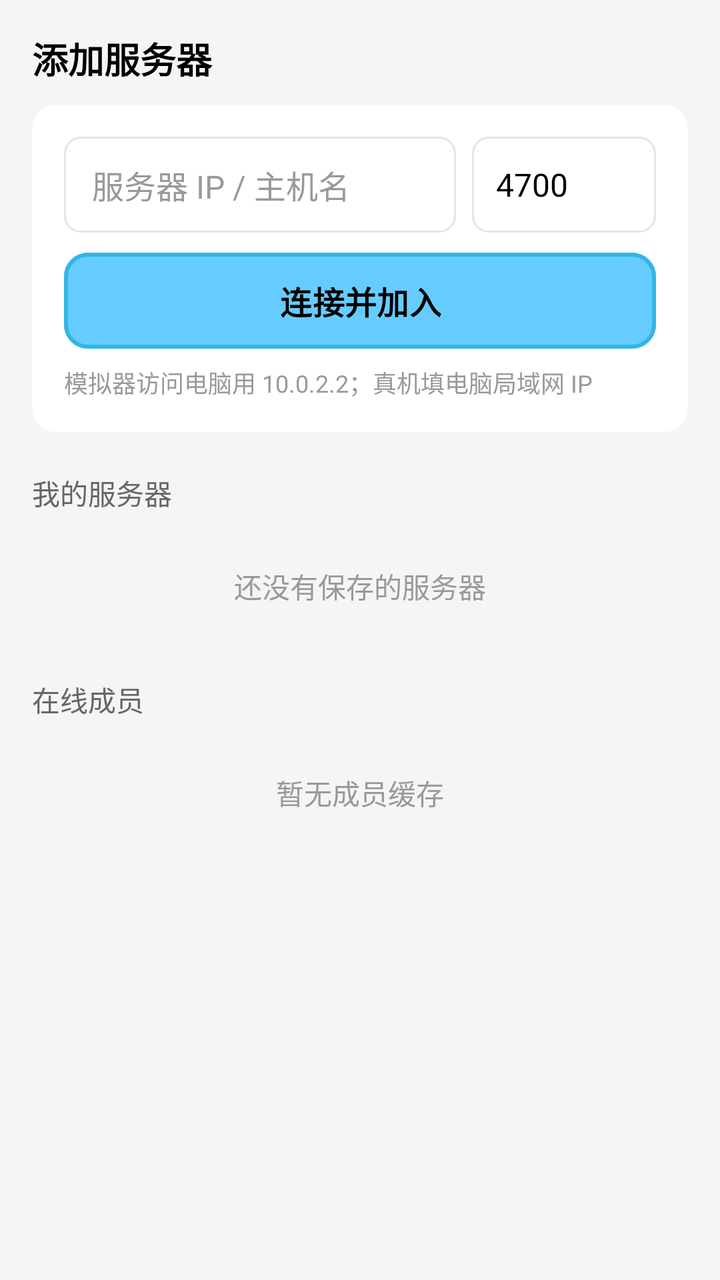
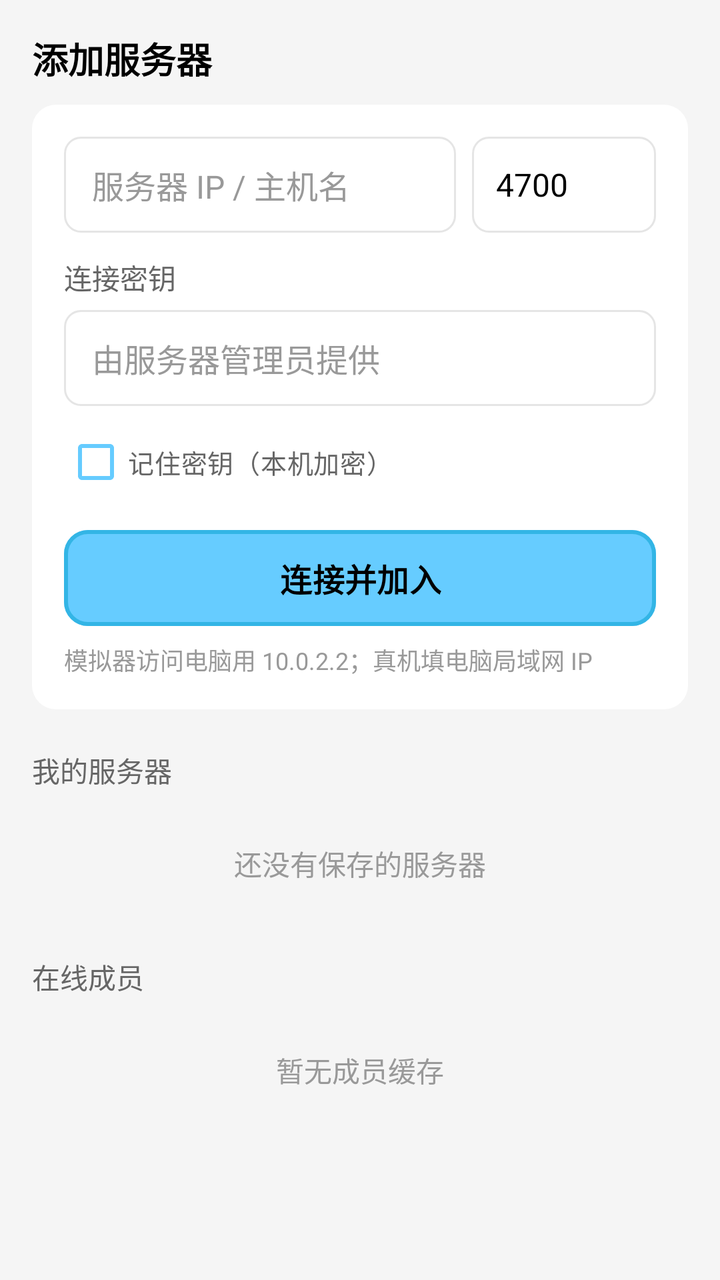

The first picture is an Android layout as it rendered before a commit; the second is the same layout after the commit. The layout source and the unified diff follow.
<!-- AndroidManifest.xml: application theme Theme.CoTalkProject -->
<!-- res/layout/fragment_contacts.xml -->
<?xml version="1.0" encoding="utf-8"?>
<androidx.core.widget.NestedScrollView xmlns:android="http://schemas.android.com/apk/res/android"
    xmlns:app="http://schemas.android.com/apk/res-auto"
    android:layout_width="match_parent"
    android:layout_height="match_parent"
    android:background="@color/bg_page"
    android:clipToPadding="false"
    android:fillViewport="true"
    android:overScrollMode="never">

    <LinearLayout
        android:layout_width="match_parent"
        android:layout_height="wrap_content"
        android:orientation="vertical"
        android:paddingStart="16dp"
        android:paddingTop="16dp"
        android:paddingEnd="16dp"
        android:paddingBottom="24dp">

        <TextView
            android:layout_width="match_parent"
            android:layout_height="wrap_content"
            android:text="@string/contacts_add_server"
            android:textColor="@color/text_primary"
            android:textSize="18sp"
            android:textStyle="bold" />

        <LinearLayout
            android:layout_width="match_parent"
            android:layout_height="wrap_content"
            android:layout_marginTop="10dp"
            android:background="@drawable/bg_card"
            android:orientation="vertical"
            android:padding="16dp">

            <LinearLayout
                android:layout_width="match_parent"
                android:layout_height="wrap_content"
                android:orientation="horizontal">

                <EditText
                    android:id="@+id/et_host"
                    android:layout_width="0dp"
                    android:layout_height="48dp"
                    android:layout_weight="1"
                    android:background="@drawable/et_round"
                    android:hint="@string/hint_host"
                    android:inputType="text"
                    android:maxLines="1"
                    android:paddingStart="14dp"
                    android:paddingEnd="14dp"
                    android:singleLine="true"
                    android:textColor="@color/text_primary"
                    android:textColorHint="@color/text_hint"
                    android:textSize="16sp" />

                <EditText
                    android:id="@+id/et_port"
                    android:layout_width="92dp"
                    android:layout_height="48dp"
                    android:layout_marginStart="8dp"
                    android:background="@drawable/et_round"
                    android:hint="@string/hint_port"
                    android:inputType="number"
                    android:maxLength="5"
                    android:maxLines="1"
                    android:paddingStart="12dp"
                    android:paddingEnd="12dp"
                    android:singleLine="true"
                    android:text="4700"
                    android:textColor="@color/text_primary"
                    android:textColorHint="@color/text_hint"
                    android:textSize="16sp" />
            </LinearLayout>

            <com.google.android.material.button.MaterialButton
                android:id="@+id/btn_connect_server"
                android:layout_width="match_parent"
                android:layout_height="48dp"
                android:layout_marginTop="10dp"
                android:insetTop="0dp"
                android:insetBottom="0dp"
                android:stateListAnimator="@null"
                android:text="@string/connect_and_join"
                android:textColor="@color/text_primary"
                android:textSize="16sp"
                android:textStyle="bold"
                app:backgroundTint="@color/blue_ty"
                app:cornerRadius="12dp"
                app:rippleColor="@color/blue_dark"
                app:strokeColor="@color/blue_dark"
                app:strokeWidth="2dp" />

            <TextView
                android:layout_width="match_parent"
                android:layout_height="wrap_content"
                android:layout_marginTop="8dp"
                android:text="@string/server_hint"
                android:textColor="@color/text_hint"
                android:textSize="12sp" />
        </LinearLayout>

        <TextView
            android:layout_width="match_parent"
            android:layout_height="wrap_content"
            android:layout_marginTop="20dp"
            android:text="@string/my_servers"
            android:textColor="@color/text_secondary"
            android:textSize="14sp" />

        <TextView
            android:id="@+id/tv_servers_empty"
            android:layout_width="match_parent"
            android:layout_height="wrap_content"
            android:layout_marginTop="10dp"
            android:gravity="center"
            android:padding="16dp"
            android:text="@string/no_saved_servers"
            android:textColor="@color/text_hint"
            android:textSize="14sp" />

        <androidx.recyclerview.widget.RecyclerView
            android:id="@+id/rv_servers"
            android:layout_width="match_parent"
            android:layout_height="wrap_content"
            android:nestedScrollingEnabled="false"
            android:overScrollMode="never" />

        <TextView
            android:layout_width="match_parent"
            android:layout_height="wrap_content"
            android:layout_marginTop="20dp"
            android:text="@string/online_members"
            android:textColor="@color/text_secondary"
            android:textSize="14sp" />

        <TextView
            android:id="@+id/tv_members_empty"
            android:layout_width="match_parent"
            android:layout_height="wrap_content"
            android:layout_marginTop="10dp"
            android:gravity="center"
            android:padding="16dp"
            android:text="@string/no_cached_members"
            android:textColor="@color/text_hint"
            android:textSize="14sp" />

        <androidx.recyclerview.widget.RecyclerView
            android:id="@+id/rv_members"
            android:layout_width="match_parent"
            android:layout_height="wrap_content"
            android:nestedScrollingEnabled="false"
            android:overScrollMode="never" />

    </LinearLayout>
</androidx.core.widget.NestedScrollView>
<!-- resources referenced by this layout -->
<resources>
  <color name="bg_page">#FFF5F5F5</color>
  <color name="blue_dark">#FF33B5E5</color>
  <color name="blue_ty">#FF66CCFF</color>
  <color name="text_hint">#FF999999</color>
  <color name="text_primary">#FF000000</color>
  <color name="text_secondary">#FF666666</color>
  <!-- drawable bg_card (drawable) -->
  <?xml version="1.0" encoding="utf-8"?>
  <shape xmlns:android="http://schemas.android.com/apk/res/android"
      android:shape="rectangle">
      <solid android:color="@color/white" />
      <corners android:radius="12dp" />
  </shape>
  <!-- drawable et_round (drawable) -->
  <?xml version="1.0" encoding="utf-8"?>
  <shape xmlns:android="http://schemas.android.com/apk/res/android"
      android:shape="rectangle">
      <solid android:color="@color/white" />
      <corners android:radius="8dp" />
      <stroke
          android:width="1dp"
          android:color="@color/divider" />
  </shape>
  <string name="connect_and_join">连接并加入</string>
  <string name="contacts_add_server">添加服务器</string>
  <string name="hint_host">服务器 IP / 主机名</string>
  <string name="hint_port">4700</string>
  <string name="my_servers">我的服务器</string>
  <string name="no_cached_members">暂无成员缓存</string>
  <string name="no_saved_servers">还没有保存的服务器</string>
  <string name="online_members">在线成员</string>
  <string name="server_hint">模拟器访问电脑用 10.0.2.2；真机填电脑局域网 IP</string>
  <style name="Theme.CoTalkProject" parent="Base.Theme.CoTalkProject" />
  <color name="white">#FFFFFFFF</color>
  <color name="divider">#FFE5E5E5</color>
  <style name="Base.Theme.CoTalkProject" parent="Theme.Material3.Light.NoActionBar">
          <item name="colorPrimary">@color/blue_ty</item>
          <item name="colorOnPrimary">@color/text_primary</item>
          <item name="colorSecondary">@color/blue_dark</item>
          <item name="colorOnSecondary">@color/text_primary</item>
          <item name="android:colorAccent">@color/blue_ty</item>
  
          <item name="android:windowBackground">@color/bg_page</item>
          <item name="android:statusBarColor">@color/blue_ty</item>
          <item name="android:navigationBarColor">@color/white</item>
          <item name="android:windowLightStatusBar">true</item>
          <item name="android:windowLightNavigationBar" tools:targetApi="o_mr1">true</item>
          <item name="android:forceDarkAllowed" tools:targetApi="q">false</item>
      </style>
</resources>

<!-- the commit's change to res/layout/fragment_contacts.xml (unified diff, before → after) -->
@@ -72,6 +72,42 @@
                     android:textColorHint="@color/text_hint"
                     android:textSize="16sp" />
             </LinearLayout>
+
+            <TextView
+                android:layout_width="match_parent"
+                android:layout_height="wrap_content"
+                android:layout_marginTop="12dp"
+                android:text="@string/auth_key"
+                android:textColor="@color/text_secondary"
+                android:textSize="14sp" />
+
+            <EditText
+                android:id="@+id/et_auth_key"
+                android:layout_width="match_parent"
+                android:layout_height="48dp"
+                android:layout_marginTop="6dp"
+                android:background="@drawable/et_round"
+                android:hint="@string/hint_auth_key"
+                android:inputType="textPassword"
+                android:maxLines="1"
+                android:paddingStart="14dp"
+                android:paddingEnd="14dp"
+                android:singleLine="true"
+                android:textColor="@color/text_primary"
+                android:textColorHint="@color/text_hint"
+                android:textSize="16sp" />
+
+            <CheckBox
+                android:id="@+id/cb_remember_key"
+                android:layout_width="wrap_content"
+                android:layout_height="wrap_content"
+                android:layout_marginTop="4dp"
+                android:buttonTint="@color/blue_ty"
+                android:checked="true"
+                android:paddingStart="0dp"
+                android:text="@string/remember_auth_key"
+                android:textColor="@color/text_secondary"
+                android:textSize="13sp" />
 
             <com.google.android.material.button.MaterialButton
                 android:id="@+id/btn_connect_server"
<!-- resource entries referenced after the edit -->
@@ -23,14 +23,17 @@
           android:width="1dp"
           android:color="@color/divider" />
   </shape>
+  <string name="auth_key">连接密钥</string>
   <string name="connect_and_join">连接并加入</string>
   <string name="contacts_add_server">添加服务器</string>
+  <string name="hint_auth_key">由服务器管理员提供</string>
   <string name="hint_host">服务器 IP / 主机名</string>
   <string name="hint_port">4700</string>
   <string name="my_servers">我的服务器</string>
   <string name="no_cached_members">暂无成员缓存</string>
   <string name="no_saved_servers">还没有保存的服务器</string>
   <string name="online_members">在线成员</string>
+  <string name="remember_auth_key">记住密钥（本机加密）</string>
   <string name="server_hint">模拟器访问电脑用 10.0.2.2；真机填电脑局域网 IP</string>
   <style name="Theme.CoTalkProject" parent="Base.Theme.CoTalkProject" />
   <color name="white">#FFFFFFFF</color>
